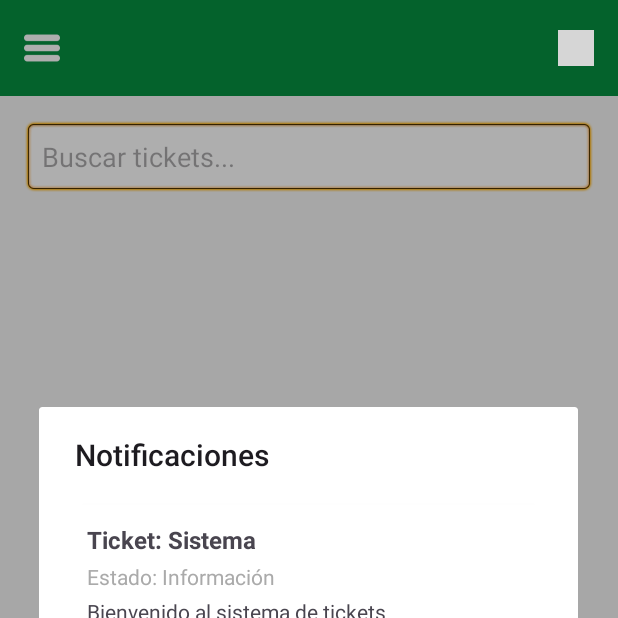
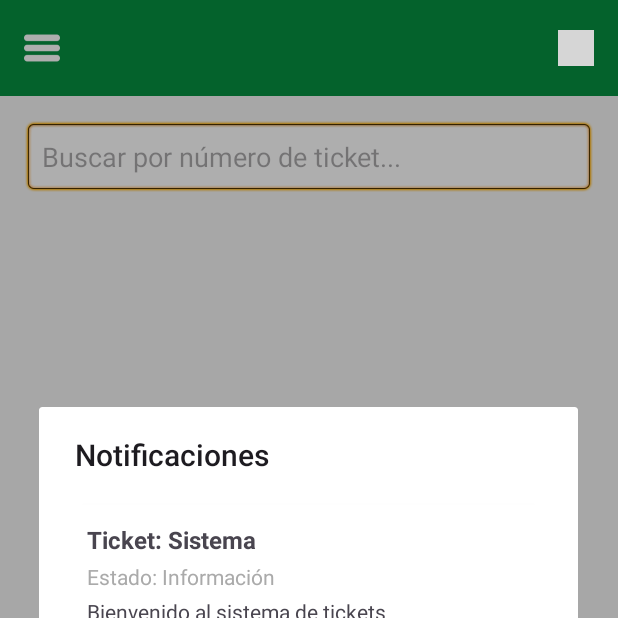
Before and after one commit to tottixd123/Generador, an Android app: the screen it shows after launch once a user with an empty profile is signed in (Inicio_User), after a tap on an icon or button, on a phone screen of 412 x 824 dp, the top half of it. Run offline under Robolectric (Android 15) with nearby library versions, the phone set to English and light mode, and no system bars; our stand-ins replace Firebase (no records; nobody signed in at launch, a user with empty details on screens opened directly); pictures from the network do not load; grey boxes are pictures that could not be loaded.

Commit message:
Diseño 12Nov v2

```diff
--- a/app/src/main/java/com/example/gemerador/Inicio_User/Inicio_User.java
+++ b/app/src/main/java/com/example/gemerador/Inicio_User/Inicio_User.java
@@ -423,6 +423,7 @@ public class Inicio_User extends AppCompatActivity {
             public void afterTextChanged(Editable s) {
                 adapter.searchTickets(s.toString());
             }
+
         });
     }
 
--- a/app/src/main/res/layout/activity_inicio_user.xml
+++ b/app/src/main/res/layout/activity_inicio_user.xml
@@ -49,7 +49,7 @@
         android:layout_height="wrap_content"
         android:layout_margin="16dp"
         android:background="@android:drawable/editbox_background"
-        android:hint="Buscar tickets..."
+        android:hint="Buscar por número de ticket..."
         android:padding="12dp"
         android:importantForAutofill="no"
         android:inputType="text"
```
